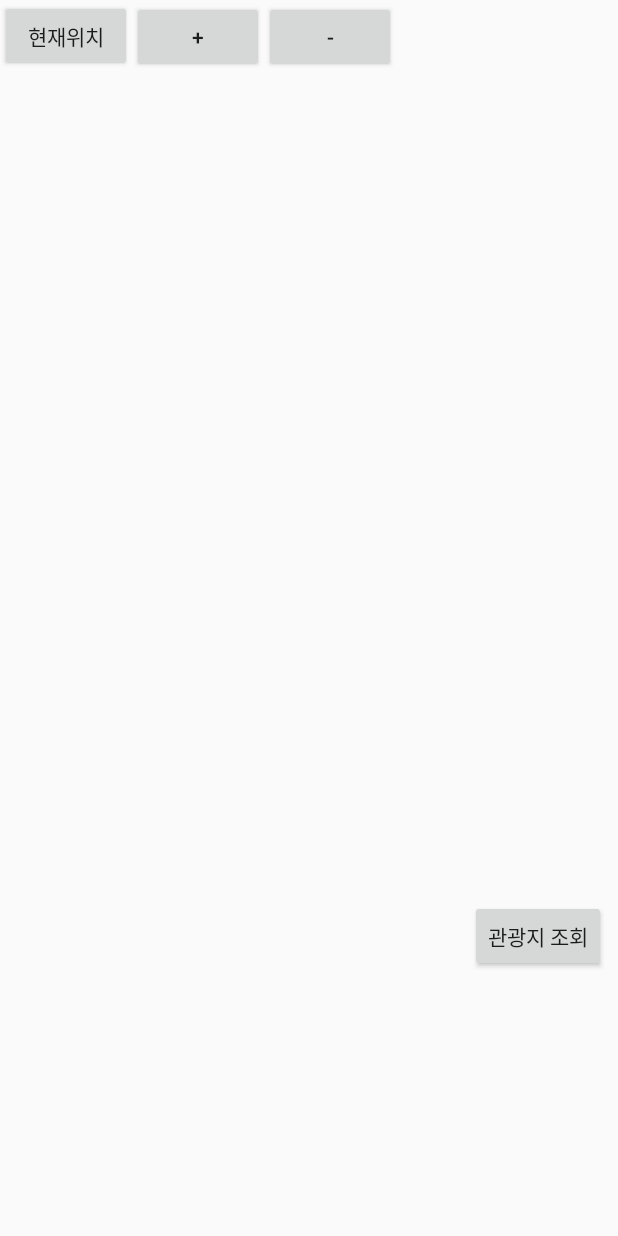
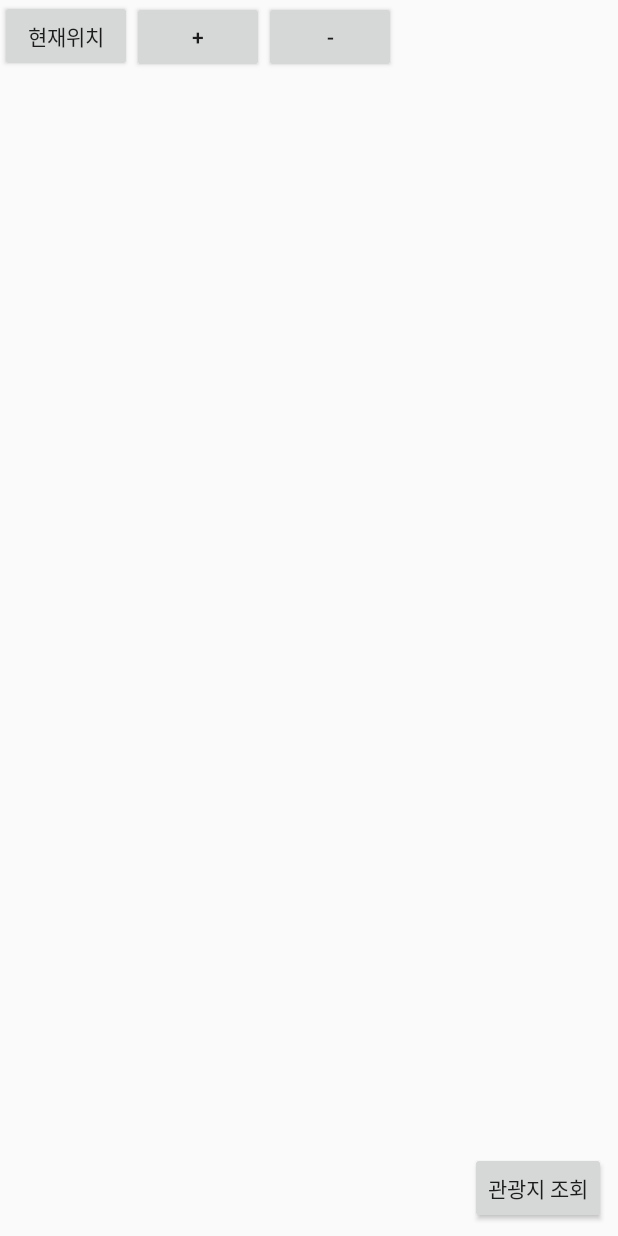
Before and after one commit to rstudio20280/today, an Android app: the layout fragment_tour_map.xml on its own in the app's theme, with its tools: preview values and no code run, on a phone screen of 412 x 824 dp. Run offline under Robolectric (Android 15) with nearby library versions, the phone set to English and light mode, and no system bars.

Commit message:
임시 커밋2

```diff
--- a/app/src/main/java/com/study/today/feature/main/tour_map/TourMapFragment.kt
+++ b/app/src/main/java/com/study/today/feature/main/tour_map/TourMapFragment.kt
@@ -28,6 +28,7 @@ import com.study.today.feature.main.search.SearchViewModel
 import com.study.today.utils.RunWithPermission
 import net.daum.mf.map.api.MapPoint
 import net.daum.mf.map.api.MapView
+import timber.log.Timber
 import java.security.MessageDigest
 import java.security.NoSuchAlgorithmException
 
@@ -102,9 +103,17 @@ class TourMapFragment : Fragment(), MapView.CurrentLocationEventListener{
     override fun onActivityCreated(savedInstanceState: Bundle?) {
         super.onActivityCreated(savedInstanceState)
         viewModel = ViewModelProvider(this).get(SearchViewModel::class.java)
-        viewModel.searchResult.observe(viewLifecycleOwner, { listAdapter.submitList(it) })
-//        viewModel.resultText.observe(viewLifecycleOwner, { binding.result.text = it })
-        //viewModel.isLoading.observe(viewLifecycleOwner, { binding.progress.isVisible = it })
+        viewModel.searchResult.observe(viewLifecycleOwner, {
+            // TODO: 결과로 전달받은 목록 처리
+            Timber.i(it.toString())
+            it.forEach {
+
+            }
+        })
+        viewModel.isLoading.observe(viewLifecycleOwner, {
+            // TODO: 처리중일때 처리
+//            binding.progress.isVisible = it
+        })
         viewModel.toastMsgResId.observe(viewLifecycleOwner, {
             Toast.makeText(
                 requireContext(),
@@ -153,7 +162,7 @@ class TourMapFragment : Fragment(), MapView.CurrentLocationEventListener{
 
     //주변 관광지 조회
     private fun InScopeSearch(mapView: MapView){
-
+        viewModel.search(mCurrentLat, mCurrentLng, 3000)
     }
 
     //현재 위치
--- a/app/src/main/res/layout/fragment_tour_map.xml
+++ b/app/src/main/res/layout/fragment_tour_map.xml
@@ -8,15 +8,16 @@
 
 
     <!--지도-->
-    <LinearLayout
+    <RelativeLayout
         android:id="@+id/mapContainer"
         android:layout_width="match_parent"
-        android:layout_height="600dp"
+        android:layout_height="match_parent"
         android:orientation="vertical">
 
         <LinearLayout
             android:layout_width="match_parent"
             android:layout_height="wrap_content"
+            android:elevation="10dp"
             android:orientation="horizontal">
 
             <Button
@@ -27,33 +28,29 @@
                 tools:ignore="MissingConstraints" />
 
             <Button
+                android:id="@+id/zoomInBtn"
                 android:layout_width="wrap_content"
                 android:layout_height="wrap_content"
-                android:text="+"
-                android:id="@+id/zoomInBtn"/>
+                android:text="+" />
 
             <Button
+                android:id="@+id/zoomOutBtn"
                 android:layout_width="wrap_content"
                 android:layout_height="wrap_content"
-                android:text="-"
-                android:id="@+id/zoomOutBtn"/>
-        </LinearLayout>
+                android:text="-" />
         </LinearLayout>
 
         <!--관광지 조회-->
-    <LinearLayout
-        android:id="@+id/constraintLayout"
-        android:layout_width="match_parent"
-        android:layout_height="wrap_content"
-        android:orientation="vertical">
-
         <Button
             android:id="@+id/searchBtn"
             style="@style/Widget.AppCompat.Button.Small"
             android:layout_width="wrap_content"
             android:layout_height="wrap_content"
-                android:layout_marginEnd="8dp"
+            android:layout_alignParentEnd="true"
+            android:layout_alignParentBottom="true"
             android:layout_gravity="right"
+            android:layout_margin="8dp"
             android:text="관광지 조회" />
+    </RelativeLayout>
+
 </LinearLayout>
-</LinearLayout>
```
Lines whose indentation alone changed are shown as unchanged.
